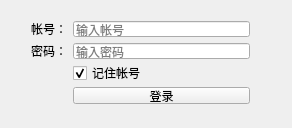
First picture: the form in mainwindow.ui, repository hycinth22/ccuNetLogin-cpp, before the edit.
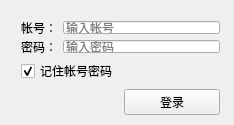
Second picture: the form after the edit.

Diff of the .ui file:
```diff
--- a/mainwindow.ui
+++ b/mainwindow.ui
@@ -9,8 +9,8 @@
    <rect>
     <x>0</x>
     <y>0</y>
-    <width>292</width>
-    <height>128</height>
+    <width>234</width>
+    <height>125</height>
    </rect>
   </property>
   <property name="sizePolicy">
@@ -26,21 +26,28 @@
    <widget class="QWidget" name="layoutWidget">
     <property name="geometry">
      <rect>
-      <x>20</x>
+      <x>10</x>
       <y>10</y>
-      <width>241</width>
-      <height>105</height>
+      <width>221</width>
+      <height>116</height>
      </rect>
     </property>
-    <layout class="QFormLayout" name="formLayout">
-     <item row="0" column="0">
+    <layout class="QGridLayout" name="gridLayout">
+     <property name="verticalSpacing">
+      <number>6</number>
+     </property>
+     <item row="0" column="0" colspan="2">
+      <layout class="QVBoxLayout" name="verticalLayout">
+       <item>
+        <layout class="QHBoxLayout" name="horizontalLayout">
+         <item>
       <widget class="QLabel" name="label">
        <property name="text">
         <string>帐号：</string>
        </property>
       </widget>
      </item>
-     <item row="0" column="1">
+         <item>
       <widget class="QLineEdit" name="lineEdit_user">
        <property name="inputMethodHints">
         <set>Qt::ImhDigitsOnly</set>
@@ -53,14 +60,18 @@
        </property>
       </widget>
      </item>
-     <item row="1" column="0">
+        </layout>
+       </item>
+       <item>
+        <layout class="QHBoxLayout" name="horizontalLayout_2">
+         <item>
       <widget class="QLabel" name="label_2">
        <property name="text">
         <string>密码：</string>
        </property>
       </widget>
      </item>
-     <item row="1" column="1">
+         <item>
       <widget class="QLineEdit" name="lineEdit_pwd">
        <property name="inputMethodHints">
         <set>Qt::ImhHiddenText|Qt::ImhNoAutoUppercase|Qt::ImhNoPredictiveText|Qt::ImhSensitiveData</set>
@@ -79,7 +90,21 @@
        </property>
       </widget>
      </item>
-     <item row="4" column="1">
+        </layout>
+       </item>
+      </layout>
+     </item>
+     <item row="1" column="0">
+      <widget class="QCheckBox" name="checkBox_rem">
+       <property name="text">
+        <string>记住帐号密码</string>
+       </property>
+       <property name="checked">
+        <bool>true</bool>
+       </property>
+      </widget>
+     </item>
+     <item row="2" column="1">
       <widget class="QPushButton" name="pushButton_login">
        <property name="accessibleName">
         <string/>
@@ -89,16 +114,6 @@
        </property>
       </widget>
      </item>
-     <item row="3" column="1">
-      <widget class="QCheckBox" name="checkBox_rem">
-       <property name="text">
-        <string>记住帐号</string>
-       </property>
-       <property name="checked">
-        <bool>true</bool>
-       </property>
-      </widget>
-     </item>
     </layout>
    </widget>
   </widget>
```
Left out of the diff: 2 changed lines with no effect on the pictures. Lines whose indentation alone changed are shown as unchanged.
